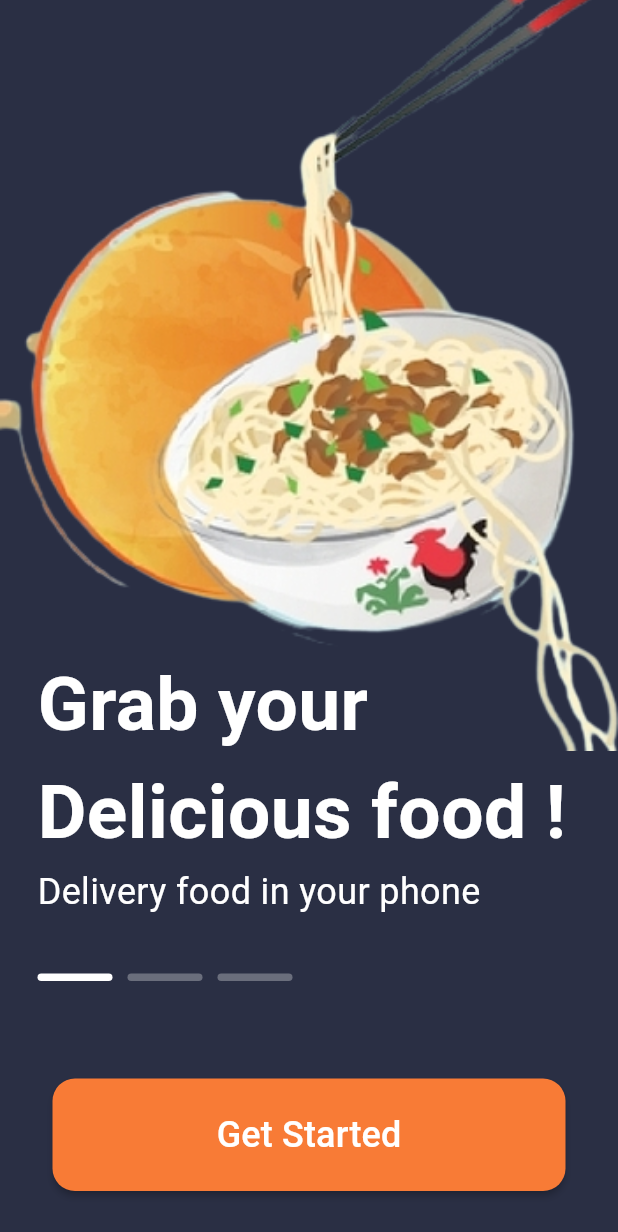
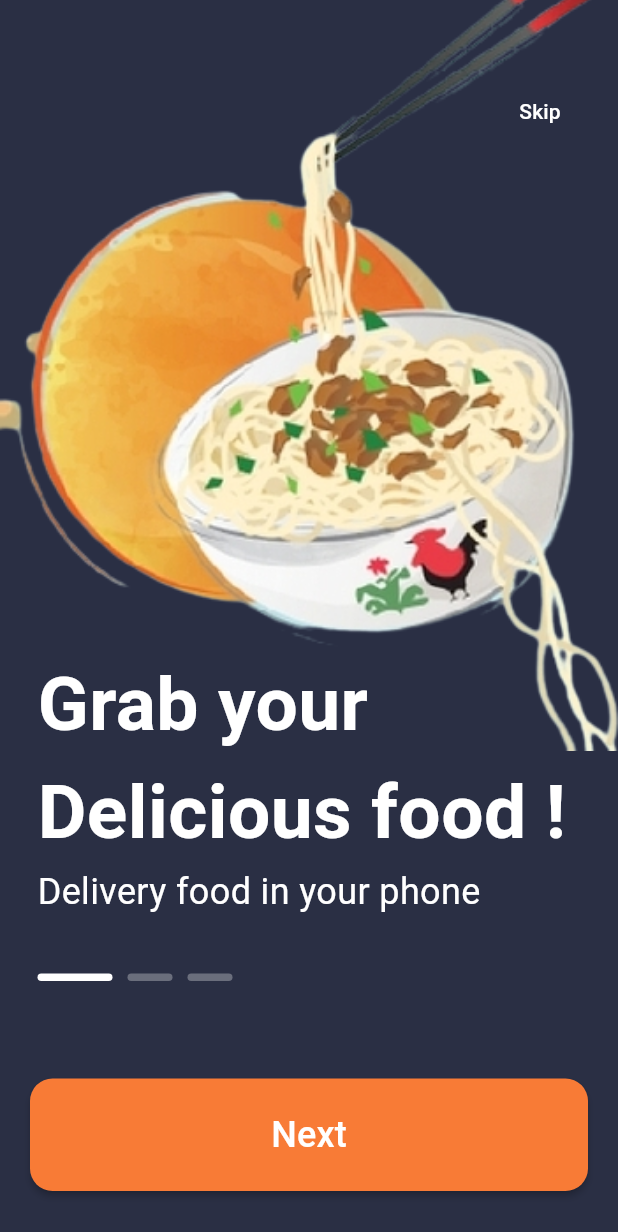
Before and after one commit to Bett-dev/UberEats, a Flutter app: the screen it shows after launch, on a phone screen of 412 x 824 dp. Shown: the top 1232 px of the screen. Run offline on Flutter 3.47's test engine with Material 3 defaults, Android fonts, the phone set to English and light mode, and no system bars; our stand-ins replace animate_do, shared_preferences.

Commit message:
bottom navigation

```diff
--- a/lib/main.dart
+++ b/lib/main.dart
@@ -1,18 +1,38 @@
 import 'package:flutter/material.dart';
+import 'package:flutter/services.dart';
+import 'package:urban_eats/pages/homepage.dart';
+import 'package:urban_eats/pages/main_page.dart';
 import 'package:urban_eats/pages/onboarding.dart';
+import 'package:shared_preferences/shared_preferences.dart';
 
-void main() {
-  runApp(const UberEats());
+void main() async {
+  WidgetsFlutterBinding.ensureInitialized();
+  final prefs = await SharedPreferences.getInstance();
+  final bool hasSeenOnboarding = prefs.getBool('hasSeenOnboarding') ?? false;
+
+  SystemChrome.setSystemUIOverlayStyle(
+    SystemUiOverlayStyle(
+      statusBarColor: Colors.transparent, // Make the status bar transparent
+      statusBarIconBrightness:
+          Brightness
+              .dark, // Use dark icons (or Brightness.light for white icons)
+      systemNavigationBarColor:
+          Colors.black, // Set the navigation bar color if needed
+    ),
+  );
+
+  runApp(UberEats(hasSeenOnboarding: hasSeenOnboarding));
 }
 
 class UberEats extends StatelessWidget {
-  const UberEats({super.key});
+  final bool hasSeenOnboarding;
+  const UberEats({super.key, required this.hasSeenOnboarding});
 
   @override
   Widget build(BuildContext context) {
     return MaterialApp(
       debugShowCheckedModeBanner: false,
-      home: OnboardingScreen(),
+      home: hasSeenOnboarding ? MainPage() : OnboardingScreen(),
     );
   }
 }
--- a/lib/pages/onboarding.dart
+++ b/lib/pages/onboarding.dart
@@ -1,8 +1,9 @@
 import 'package:flutter/material.dart';
+import 'package:shared_preferences/shared_preferences.dart';
 import 'package:urban_eats/constants/const.dart';
 import 'package:urban_eats/models/onboad_model.dart';
 import 'package:animate_do/animate_do.dart';
-import 'package:urban_eats/pages/homepage.dart';
+import 'package:urban_eats/pages/main_page.dart';
 
 class OnboardingScreen extends StatefulWidget {
   const OnboardingScreen({super.key});
@@ -12,7 +13,9 @@ class OnboardingScreen extends StatefulWidget {
 }
 
 class _OnboardingScreenState extends State<OnboardingScreen> {
+  final PageController _pageController = PageController();
   int currentIndex = 0;
+
   @override
   Widget build(BuildContext context) {
     return Scaffold(
@@ -21,13 +24,105 @@ class _OnboardingScreenState extends State<OnboardingScreen> {
         alignment: Alignment.topCenter,
         children: [
           PageView.builder(
+            controller: _pageController,
             onPageChanged: (value) {
-              setState(() {
-                currentIndex = value;
-              });
+              setState(() => currentIndex = value);
             },
             itemCount: onboards.length,
             itemBuilder: (context, index) {
+              return OnboardingPage(onboard: onboards[index]);
+            },
+          ),
+
+          // Progress indicator
+          Positioned(
+            bottom: 170,
+            left: 25,
+            child: Row(
+              children: List.generate(
+                onboards.length,
+                (index) => AnimatedContainer(
+                  duration: Duration(milliseconds: 250),
+                  height: 5,
+                  width: currentIndex == index ? 50 : 30,
+                  margin: EdgeInsets.only(right: 10),
+                  decoration: BoxDecoration(
+                    color:
+                        currentIndex == index ? Colors.white : Colors.white30,
+                    borderRadius: BorderRadius.circular(15),
+                  ),
+                ),
+              ),
+            ),
+          ),
+
+          // Skip button
+          Positioned(
+            top: 50,
+            right: 20,
+            child: TextButton(
+              onPressed: () => _goToHome(context),
+              child: Text("Skip", style: TextStyle(color: Colors.white)),
+            ),
+          ),
+
+          // Navigation button
+          Positioned(
+            bottom: 30,
+            child: SizedBox(
+              height: 75,
+              child: Padding(
+                padding: EdgeInsets.symmetric(horizontal: 20),
+                child: MaterialButton(
+                  onPressed: () {
+                    if (currentIndex == onboards.length - 1) {
+                      _goToHome(context);
+                    } else {
+                      _pageController.nextPage(
+                        duration: Duration(milliseconds: 500),
+                        curve: Curves.ease,
+                      );
+                    }
+                  },
+                  color: kOrange,
+                  shape: RoundedRectangleBorder(
+                    borderRadius: BorderRadius.circular(15),
+                  ),
+                  minWidth: MediaQuery.of(context).size.width - 40,
+                  child: Text(
+                    currentIndex == onboards.length - 1
+                        ? "Get Started"
+                        : "Next",
+                    style: TextStyle(color: Colors.white, fontSize: 24),
+                  ),
+                ),
+              ),
+            ),
+          ),
+        ],
+      ),
+    );
+  }
+
+  void _goToHome(BuildContext context) async {
+    final prefs = await SharedPreferences.getInstance();
+    // await prefs.setBool('hasSeenOnboarding', true);
+
+    if (context.mounted) {
+      Navigator.of(
+        context,
+      ).pushReplacement(MaterialPageRoute(builder: (context) => MainPage()));
+    }
+  }
+}
+
+// Extracting a reusable widget for OnboardingPage
+class OnboardingPage extends StatelessWidget {
+  final Onboard onboard;
+  const OnboardingPage({required this.onboard, super.key});
+
+  @override
+  Widget build(BuildContext context) {
     return Stack(
       children: [
         Positioned(
@@ -37,7 +132,7 @@ class _OnboardingScreenState extends State<OnboardingScreen> {
           child: FadeInDown(
             delay: Duration(microseconds: 500),
             child: Image.asset(
-                        onboards[index].image,
+              onboard.image,
               width: 600,
               height: 600,
               fit: BoxFit.contain,
@@ -54,7 +149,7 @@ class _OnboardingScreenState extends State<OnboardingScreen> {
                 crossAxisAlignment: CrossAxisAlignment.start,
                 children: [
                   Text(
-                              onboards[index].text1,
+                    onboard.text1,
                     style: TextStyle(
                       color: Colors.white,
                       fontSize: 50,
@@ -62,11 +157,8 @@ class _OnboardingScreenState extends State<OnboardingScreen> {
                     ),
                   ),
                   Text(
-                              onboards[index].text2,
-                              style: TextStyle(
-                                color: Colors.white,
-                                fontSize: 24,
-                              ),
+                    onboard.text2,
+                    style: TextStyle(color: Colors.white, fontSize: 24),
                   ),
                 ],
               ),
@@ -75,67 +167,5 @@ class _OnboardingScreenState extends State<OnboardingScreen> {
         ),
       ],
     );
-            },
-          ),
-          Positioned(
-            bottom: 170,
-            left: 25,
-            child: FadeInUp(
-              delay: Duration(microseconds: 500),
-              child: Row(
-                children: [
-                  ...List.generate(
-                    onboards.length,
-                    (index) => AnimatedContainer(
-                      duration: Duration(milliseconds: 250),
-                      height: 5,
-                      width: 50,
-                      margin: EdgeInsets.only(right: 10),
-                      decoration: BoxDecoration(
-                        color:
-                            currentIndex == index
-                                ? Colors.white
-                                : Colors.white30,
-                        borderRadius: BorderRadius.circular(15),
-                      ),
-                    ),
-                  ),
-                ],
-              ),
-            ),
-          ),
-          Positioned(
-            bottom: 30,
-            child: FadeInUp(
-              delay: Duration(microseconds: 500),
-              child: SizedBox(
-                height: 75,
-                child: Padding(
-                  padding: EdgeInsets.symmetric(horizontal: 20),
-                  child: MaterialButton(
-                    onPressed: () {
-                      Navigator.of(context).push(
-                        MaterialPageRoute(builder: (context) => Homepage()),
-                      );
-                    },
-                    color: kOrange,
-                    shape: RoundedRectangleBorder(
-                      borderRadius: BorderRadius.circular(15),
-                    ),
-                    minWidth: MediaQuery.of(context).size.width - 70,
-                    child: Center(
-                      child: Text(
-                        'Get Started',
-                        style: TextStyle(color: Colors.white, fontSize: 24),
-                      ),
-                    ),
-                  ),
-                ),
-              ),
-            ),
-          ),
-        ],
-      ),
-    );
   }
 }
--- a/pubspec.yaml
+++ b/pubspec.yaml
@@ -35,6 +35,7 @@ dependencies:
   # Use with the CupertinoIcons class for iOS style icons.
   cupertino_icons: ^1.0.8
   animate_do: ^4.2.0
+  shared_preferences: ^2.5.2
 
 dev_dependencies:
   flutter_test:
```
Also changed, not shown: lib/pages/homepage.dart (+21 -1 lines), lib/pages/main_page.dart (added, +85 -0 lines), pubspec.lock, 4 other files. Lines whose indentation alone changed are shown as unchanged.
